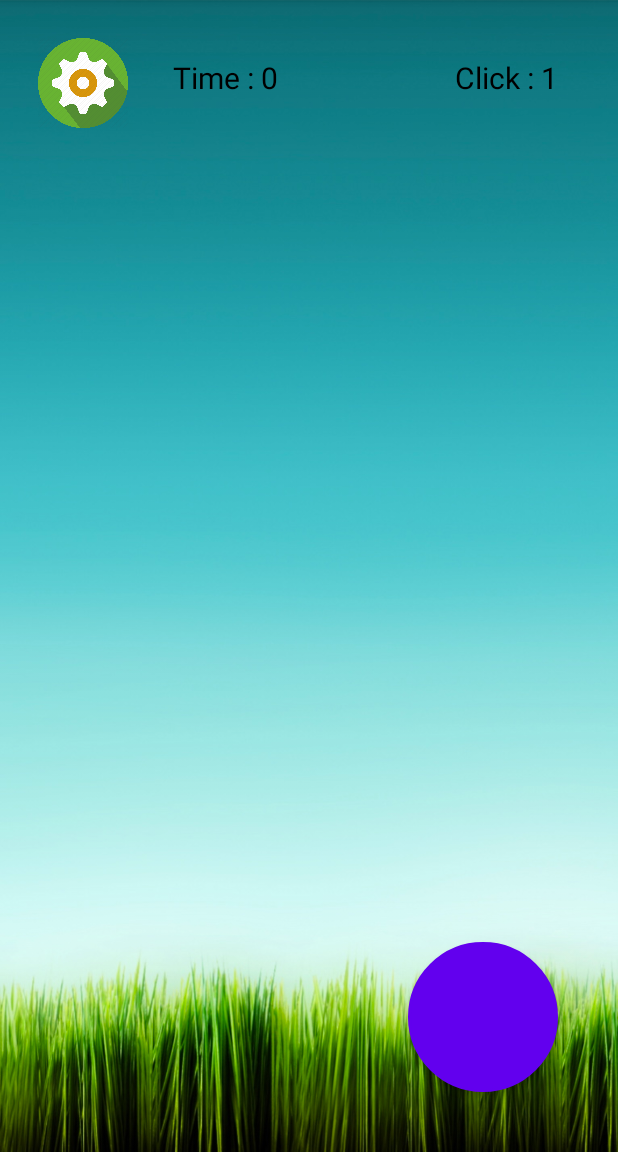
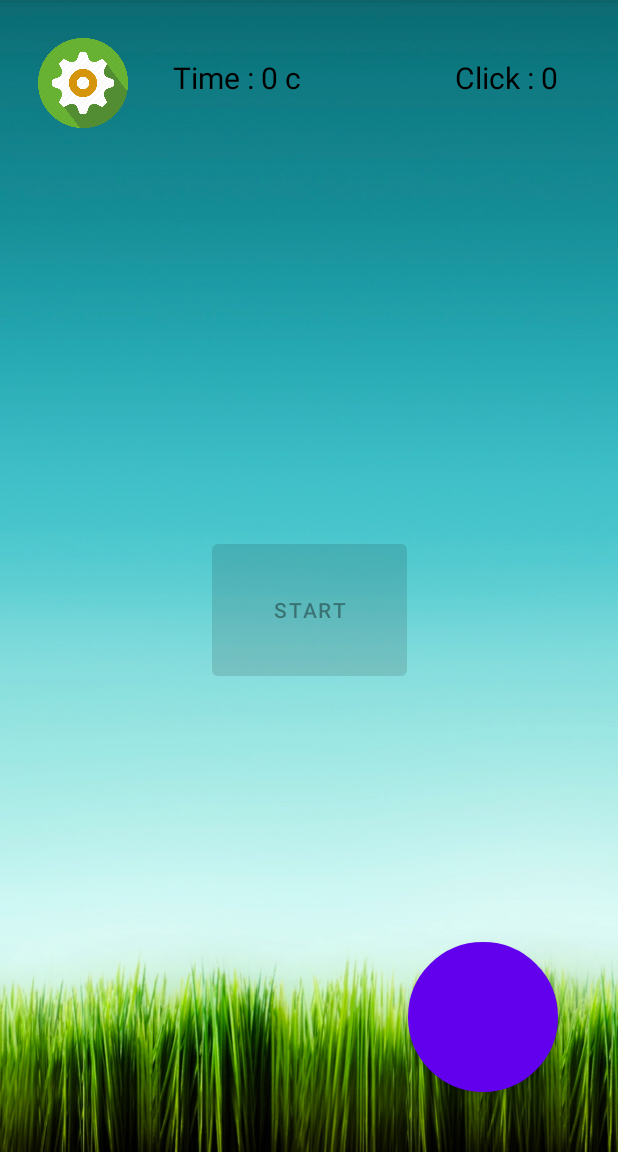
Before and after one commit to AgeDim/Clicker, an Android app: the screen it shows after launch (MainActivity), after a tap on an icon or button, on a phone screen of 412 x 824 dp, the part 84-1236 px from its top. Run offline under Robolectric (Android 15) with nearby library versions, the phone set to English and light mode, and no system bars; 2 other taps on this screen came first.

Commit message:
Third commit.

```diff
--- a/app/src/main/java/com/example/clicker/MainActivity.java
+++ b/app/src/main/java/com/example/clicker/MainActivity.java
@@ -12,7 +12,7 @@ import android.widget.TextView;
 public class MainActivity extends AppCompatActivity {
     TextView time, counter;
     ImageButton settings;
-    Button click;
+    Button click, startBtn;
 
     int c = 0;
 
@@ -26,19 +26,29 @@ public class MainActivity extends AppCompatActivity {
         counter = findViewById(R.id.counter);
         settings = findViewById(R.id.settings);
         click = findViewById(R.id.click);
+        startBtn = findViewById(R.id.start);
         final long[] start = new long[1];
-        click.setEnabled(true);
+        startBtn.setEnabled(true);
+        click.setEnabled(false);
+        startBtn.setOnClickListener(view -> {
+            startBtn.setEnabled(false);
+            click.setEnabled(true);
+            time.setText("Time : 0 c");
+        });
         click.setOnClickListener(view -> {
-            if(c == 0){
+            if(c == 1){
                 start[0] = System.currentTimeMillis();
             }
-            c++;
-            if(c == 41){
+
+            if(c == 40){
                 time.setText("Time : "+ String.format("%.3f",(float)(System.currentTimeMillis() -  start[0])/1000) + " c");
                 c=0;
                 start[0] = System.currentTimeMillis();
+                startBtn.setEnabled(true);
+                click.setEnabled(false);
             }
             counter.setText("Click : "+ c);
+            c++;
         });
         settings.setOnClickListener(view -> {
             Intent intent;
--- a/app/src/main/res/layout/activity_main.xml
+++ b/app/src/main/res/layout/activity_main.xml
@@ -40,12 +40,26 @@
         android:layout_height="wrap_content"
         android:layout_marginTop="18dp"
         android:layout_marginEnd="20dp"
-        android:text="Click : 0"
+        android:text="@string/click_0"
         android:textColor="#000000"
         android:textSize="20sp"
         app:layout_constraintEnd_toEndOf="parent"
         app:layout_constraintTop_toTopOf="parent"
         tools:ignore="MissingConstraints" />
+
+    <Button
+        android:id="@+id/start"
+        android:layout_width="130dp"
+        android:layout_height="100dp"
+        android:layout_marginStart="140dp"
+        android:layout_marginTop="300dp"
+        android:layout_marginEnd="140dp"
+        android:layout_marginBottom="300dp"
+        android:text="@string/start"
+        app:layout_constraintBottom_toBottomOf="parent"
+        app:layout_constraintEnd_toEndOf="parent"
+        app:layout_constraintStart_toStartOf="parent"
+        app:layout_constraintTop_toBottomOf="@+id/time" />
 
     <Button
         android:id="@+id/click"
--- a/app/src/main/res/values/strings.xml
+++ b/app/src/main/res/values/strings.xml
@@ -2,8 +2,9 @@
     <string name="app_name">Clicker</string>
     <string name="time">Time</string>
     <string name="todo">TODO</string>
-    <string name="time_0">Time : 0</string>
+    <string name="time_0">Time : 0 c</string>
     <string name="counter_0">Counter : 0</string>
-    <string name="start">Start</string>
     <string name="info">Выберите Размер и Расположение кнопки</string>
+    <string name="start">START</string>
+    <string name="click_0">Click : 0</string>
 </resources>
```
